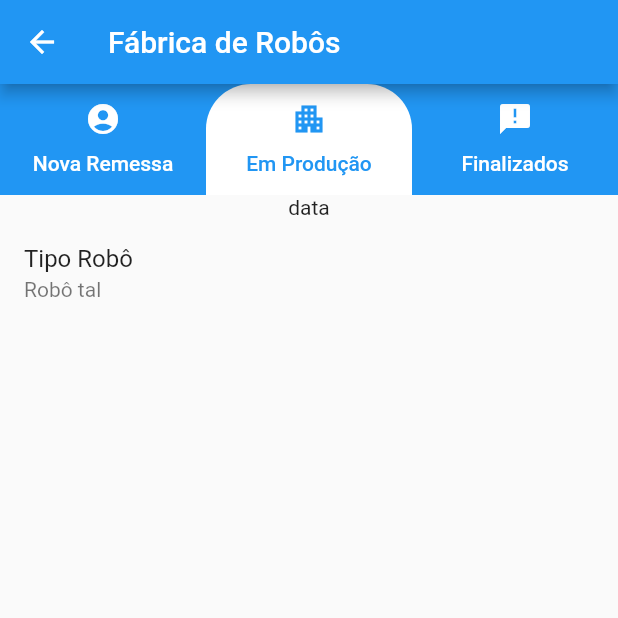
After one commit to fefsouza10/FIAP-Disrupt21, a Flutter app: the FactoryPage screen opened by its route, tab 2 chosen, on a phone screen of 412 x 824 dp, the top half of it. The commit adds this screen. Run offline on Flutter 3.47's test engine with Material 2 defaults, Android fonts, the phone set to English and light mode, and no system bars; our stand-ins replace get.

Commit message:
Início ListTile na ProductionPage

```diff
--- a/lib/pages/factoryPage.dart
+++ b/lib/pages/factoryPage.dart
@@ -1,6 +1,8 @@
 import 'dart:ui';
 
 import 'package:Dsrpt21/controllers/shippingController.dart';
+import 'package:Dsrpt21/pages/productionPage.dart';
+import 'package:Dsrpt21/pages/shippedPage.dart';
 import 'package:Dsrpt21/pages/shippingPage.dart';
 import 'package:Dsrpt21/widgets/robotWidgets.dart';
 import 'package:flutter/material.dart';
@@ -53,8 +55,8 @@
               Flexible(
                   child: TabBarView(children: [
                 ShippingPage(),
-                ShippingPage(),
-                ShippingPage(),
+                ProductionPage(),
+                ShippedPage()
               ]))
             ],
           ),
--- /dev/null
+++ b/lib/pages/productionPage.dart
@@ -0,0 +1,18 @@
+import 'package:flutter/material.dart';
+
+class ProductionPage extends StatelessWidget {
+  @override
+  Widget build(BuildContext context) {
+    return Expanded(
+      child: Column(
+        children: [
+          Text("data"),
+          ListTile(
+            title: Text("Tipo Robô"),
+            subtitle: Text("Robô tal"),
+          )
+        ],
+      ),
+    );
+  }
+}
```
Also changed, not shown: lib/pages/shippedPage.dart (added, +8 -0 lines), pubspec.yaml (+2 -9 lines), pubspec.lock.
